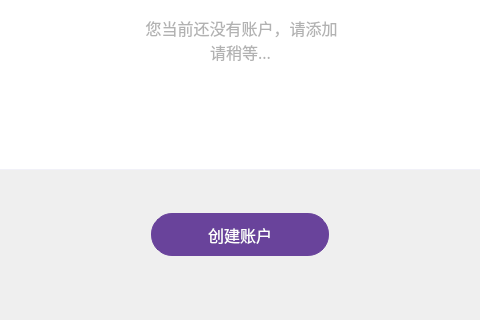
First picture: the form in mainpage.ui, repository realm520/gdwcoin, before the edit; both pictures show x 165 to 645 and y 209 to 529 of the 857 by 529 pixel window.
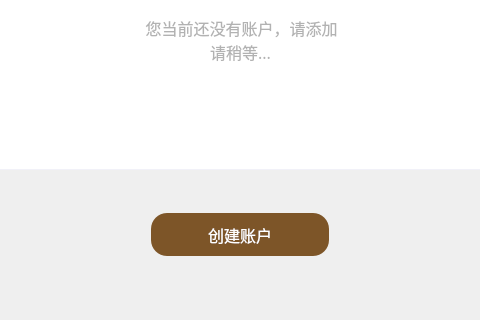
Second picture: the form after the edit.

Commit message: Change color style

```diff
--- a/mainpage.ui
+++ b/mainpage.ui
@@ -119,8 +119,9 @@
     <enum>Qt::NoFocus</enum>
    </property>
    <property name="styleSheet">
-    <string notr="true">color:white;border:1px solid  rgb(105,67,155);border-radius:21px;
-background-color: rgb(105,67,155);</string>
+    <string notr="true">QToolButton{background-color:rgb(125,85,40);color:#ffffff;border:none;border-radius:16px;}
+QToolButton:hover{background-color:rgb(185,150,85);}
+QToolButton:disabled{background-color:#cecece;}</string>
    </property>
    <property name="text">
     <string>创建账户</string>
```
The commit also changes 14 other files.
